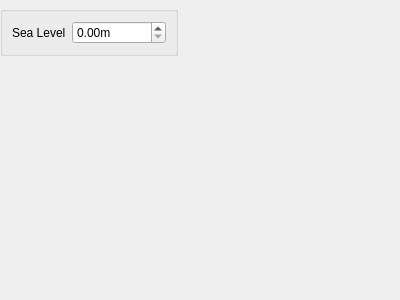
Qt form src/gui/CosyGui/waterfitting.ui (phresnel/picogen) before a commit.
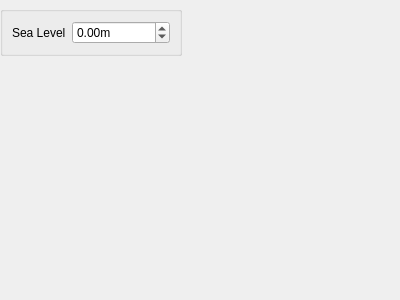
The same form after that commit. Custom widgets are drawn as their Qt base class.

Commit message: sea level can be negative now

```diff
--- a/src/gui/CosyGui/waterfitting.ui
+++ b/src/gui/CosyGui/waterfitting.ui
@@ -49,6 +49,9 @@
             <property name="suffix">
              <string>m</string>
             </property>
+            <property name="minimum">
+             <double>-999999999.000000000000000</double>
+            </property>
             <property name="maximum">
              <double>999999999.000000000000000</double>
             </property>
```
